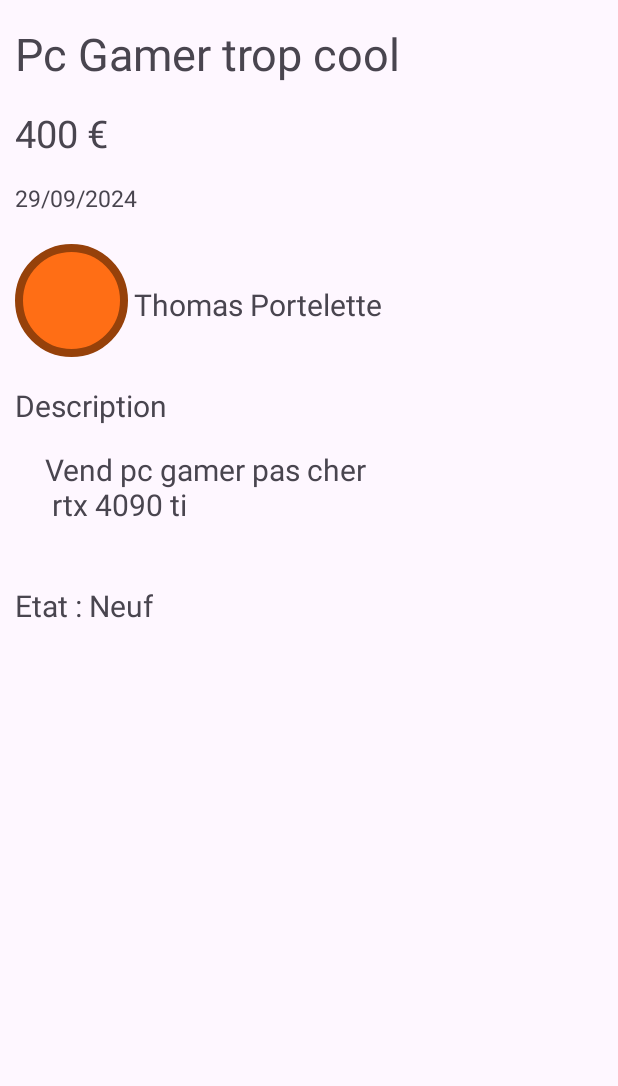
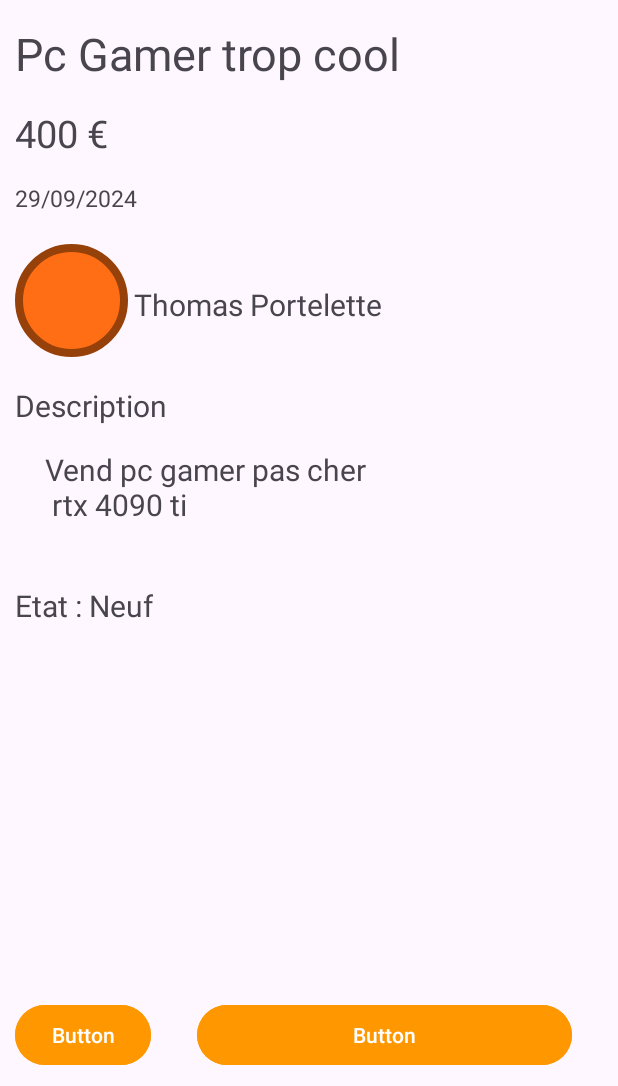
Before and after one commit to BeignetBoyy/Projet-Fil-Rouge-R411, an Android app: the AnnonceActivity screen opened directly, with no data from a screen before it, on a phone screen of 412 x 824 dp, the part 150-1236 px from its top. Run offline under Robolectric (Android 15) with nearby library versions, the phone set to English and light mode, and no system bars; 2 statements that could not run were skipped.

Commit message:
ajout boutton retour et valider annonce

```diff
--- a/app/src/main/res/layout/annonce_activity.xml
+++ b/app/src/main/res/layout/annonce_activity.xml
@@ -132,11 +132,28 @@
         app:layout_constraintStart_toEndOf="@+id/etatTitle"
         app:layout_constraintTop_toTopOf="@id/etatTitle" />
 
+    <Button
+        android:id="@+id/retour"
+        android:layout_width="wrap_content"
+        android:layout_height="wrap_content"
+        android:layout_marginStart="10dp"
+        android:layout_marginBottom="10dp"
+        android:text="Button"
+        app:layout_constraintBottom_toBottomOf="parent"
+        app:layout_constraintStart_toStartOf="parent"
+        tools:ignore="MissingConstraints"
+        android:backgroundTint="@color/orange"/>
 
-
-
-
-
+    <Button
+        android:id="@+id/acheter"
+        android:layout_width="250dp"
+        android:layout_height="wrap_content"
+        android:text="Button"
+        tools:ignore="MissingConstraints"
+        android:backgroundTint="@color/orange"
+        app:layout_constraintTop_toTopOf="@+id/retour"
+        app:layout_constraintStart_toEndOf="@+id/retour"
+        app:layout_constraintEnd_toEndOf="parent"/>
 
 
 </androidx.constraintlayout.widget.ConstraintLayout>
```
